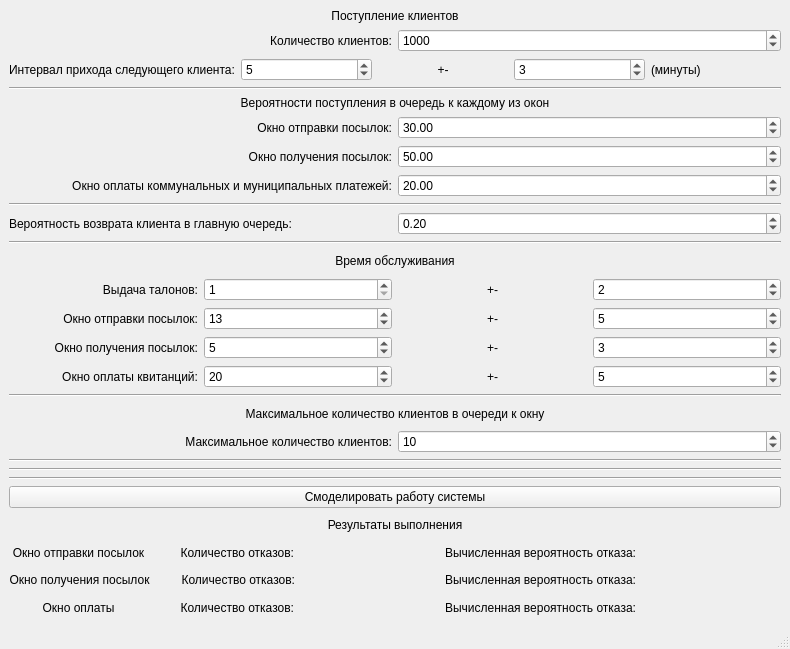
TheSawIsTheLaw/TrueModeling, file lab5/src/ModelingLab05/mainwindow.ui: the form before one commit.
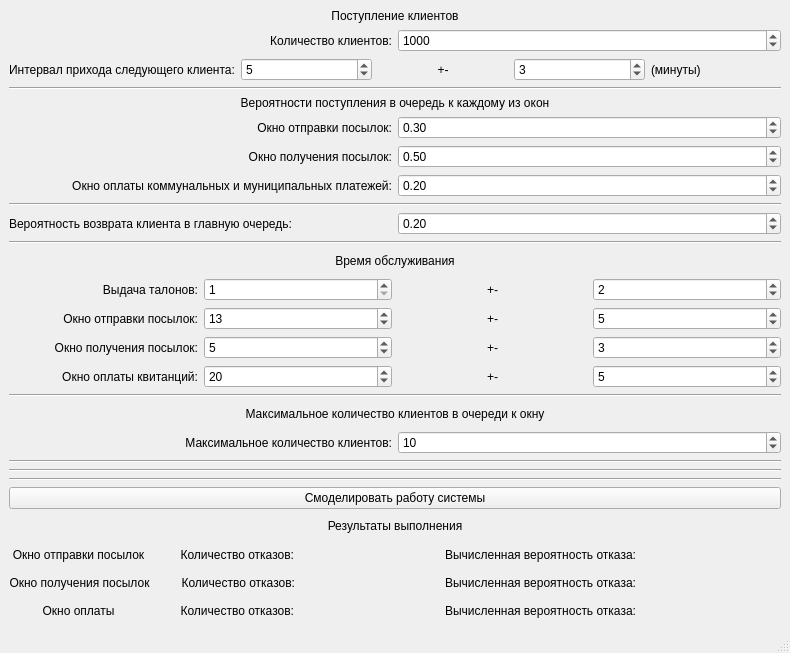
The form after the commit.

Commit message: FIX: THIS SHIT WORKSSSSSSSS YAYAYAYAYAYAYAYAY

Patch:
```diff
--- a/lab5/src/ModelingLab05/mainwindow.ui
+++ b/lab5/src/ModelingLab05/mainwindow.ui
@@ -7,7 +7,7 @@
     <x>0</x>
     <y>0</y>
     <width>790</width>
-    <height>649</height>
+    <height>653</height>
    </rect>
   </property>
   <property name="windowTitle">
@@ -154,8 +154,14 @@
             <property name="minimum">
              <double>0.010000000000000</double>
             </property>
+            <property name="maximum">
+             <double>0.990000000000000</double>
+            </property>
+            <property name="singleStep">
+             <double>0.100000000000000</double>
+            </property>
             <property name="value">
-             <double>30.000000000000000</double>
+             <double>0.300000000000000</double>
             </property>
            </widget>
           </item>
@@ -178,10 +184,16 @@
         <item>
          <widget class="QDoubleSpinBox" name="probabilityForGetWindowSpinBox">
           <property name="minimum">
+           <double>0.000000000000000</double>
+          </property>
+          <property name="maximum">
+           <double>0.990000000000000</double>
+          </property>
+          <property name="singleStep">
            <double>0.010000000000000</double>
           </property>
           <property name="value">
-           <double>50.000000000000000</double>
+           <double>0.500000000000000</double>
           </property>
          </widget>
         </item>
@@ -204,8 +216,14 @@
           <property name="minimum">
            <double>0.010000000000000</double>
           </property>
+          <property name="maximum">
+           <double>0.990000000000000</double>
+          </property>
+          <property name="singleStep">
+           <double>0.100000000000000</double>
+          </property>
           <property name="value">
-           <double>20.000000000000000</double>
+           <double>0.200000000000000</double>
           </property>
          </widget>
         </item>
```
The commit also changes 2 other files.
